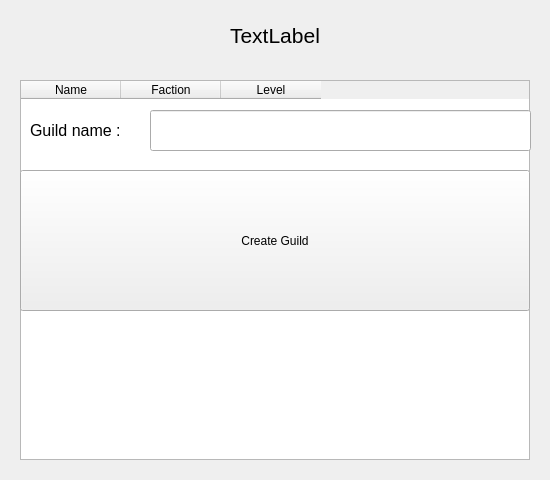
Qt form MMO/Res/guildview.ui (maresc-g/linumon) before a commit.
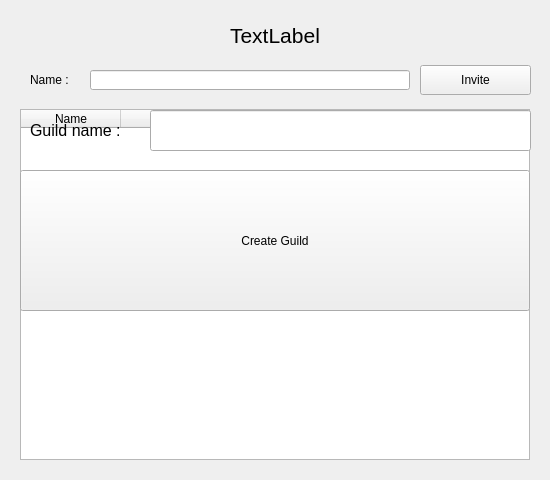
The same form after that commit.

```diff
--- a/MMO/Res/guildview.ui
+++ b/MMO/Res/guildview.ui
@@ -38,9 +38,9 @@
    <property name="geometry">
     <rect>
      <x>20</x>
-     <y>80</y>
+     <y>109</y>
      <width>510</width>
-     <height>380</height>
+     <height>351</height>
     </rect>
    </property>
    <property name="editTriggers">
@@ -117,6 +117,42 @@
     <string>Guild name :</string>
    </property>
   </widget>
+  <widget class="QLabel" name="l_invite">
+   <property name="geometry">
+    <rect>
+     <x>30</x>
+     <y>70</y>
+     <width>61</width>
+     <height>20</height>
+    </rect>
+   </property>
+   <property name="text">
+    <string>Name :</string>
+   </property>
+  </widget>
+  <widget class="QPushButton" name="b_invite">
+   <property name="geometry">
+    <rect>
+     <x>420</x>
+     <y>65</y>
+     <width>111</width>
+     <height>30</height>
+    </rect>
+   </property>
+   <property name="text">
+    <string>Invite</string>
+   </property>
+  </widget>
+  <widget class="QLineEdit" name="le_invite">
+   <property name="geometry">
+    <rect>
+     <x>90</x>
+     <y>70</y>
+     <width>320</width>
+     <height>20</height>
+    </rect>
+   </property>
+  </widget>
  </widget>
  <resources/>
  <connections/>
```
